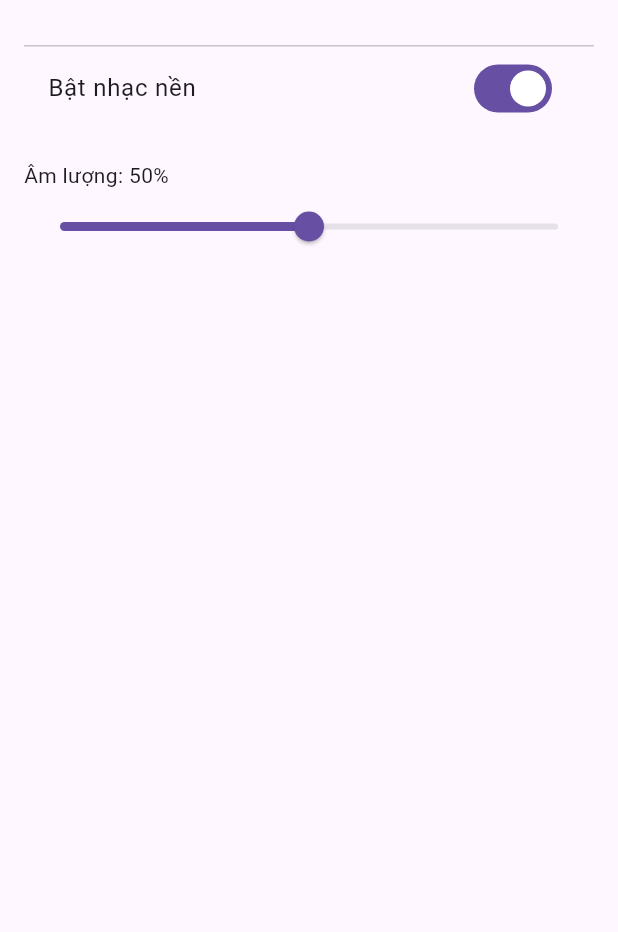
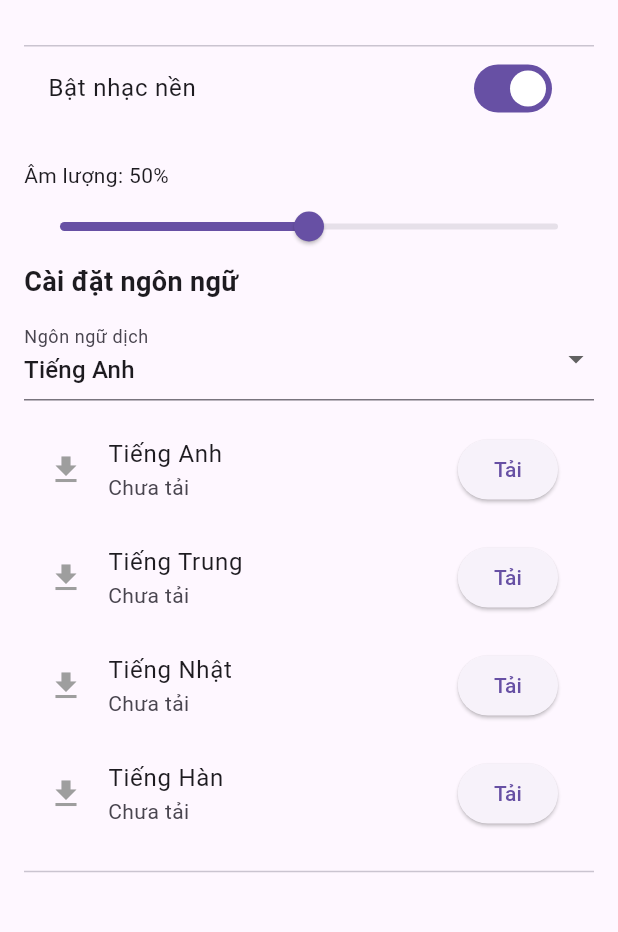
Before and after one commit to LeTienIT/app_learn_english, a Flutter app: the SettingsScreen screen opened by its route, on a phone screen of 412 x 824 dp, the part 63-995 px from its top. Run offline on Flutter 3.47's test engine with Material 3 defaults, Android fonts, the phone set to English and light mode, and no system bars; our stand-ins replace audioplayers, camera, flutter_bloc, flutter_tts, get_it, hive and 6 more; missing offline and left inert: google_mlkit_language_id, google_mlkit_object_detection, google_mlkit_text_recognition, google_mlkit_translation; accounts and stored records are empty.

Commit message:
Thêm tải mô hình ngôn ngữ (dùng để dịch tiếng), thêm chon ngôn ngữ (dùng để phát hiện ra ngôn ngữ trong ảnh) - lưu strong

```diff
--- a/lib/core/constants.dart
+++ b/lib/core/constants.dart
@@ -2,3 +2,10 @@ const int requiredWord = 2;
 const musicKey = "musicEnabled";
 const volumeKey = "volume";
 const darkModeKey = "darkMode";
+const languageCode = "languageCode";
+const listLanguage = [
+  {"code": "en", "label": "Tiếng Anh"},
+  {"code": "zh", "label": "Tiếng Trung"},
+  {"code": "ja", "label": "Tiếng Nhật"},
+  {"code": "ko", "label": "Tiếng Hàn"},
+];
--- a/lib/features/setting/presentation/bloc/setting_event.dart
+++ b/lib/features/setting/presentation/bloc/setting_event.dart
@@ -16,3 +16,13 @@ class UpdateDarkMode extends SettingsEvent {
   final bool enabled;
   UpdateDarkMode(this.enabled);
 }
+
+class UpdateLanguage extends SettingsEvent{
+  String languageCode;
+  UpdateLanguage(this.languageCode);
+}
+
+class DownloadModel extends SettingsEvent {
+  final String languageCode;
+  DownloadModel(this.languageCode);
+}
--- a/lib/features/setting/presentation/bloc/setting_state.dart
+++ b/lib/features/setting/presentation/bloc/setting_state.dart
@@ -1,31 +1,66 @@
 class SettingsState {
+  final String languageCode;
   final bool musicEnabled;
   final double volume;
   final bool darkMode;
+  final List<LanguageModel> models;
 
   const SettingsState({
+    this.languageCode = 'en',
     required this.musicEnabled,
     required this.volume,
     required this.darkMode,
+    this.models = const [],
   });
 
   SettingsState copyWith({
+    String? languageCode,
     bool? musicEnabled,
     double? volume,
     bool? darkMode,
+    List<LanguageModel>? models,
   }) {
     return SettingsState(
+      languageCode: languageCode ?? this.languageCode,
       musicEnabled: musicEnabled ?? this.musicEnabled,
       volume: volume ?? this.volume,
       darkMode: darkMode ?? this.darkMode,
+      models: models ?? this.models,
     );
   }
 
   factory SettingsState.initial() {
     return const SettingsState(
+      languageCode : 'en',
       musicEnabled: true,
       volume: 0.5,
       darkMode: false,
+      models : [],
     );
   }
 }
+enum ModelStatus { notDownloaded, downloading, downloaded }
+
+class LanguageModel {
+  final String id;
+  final String name;
+  final ModelStatus status;
+
+  const LanguageModel({
+    required this.id,
+    required this.name,
+    required this.status,
+  });
+
+  LanguageModel copyWith({
+    String? id,
+    String? name,
+    ModelStatus? status,
+  }) {
+    return LanguageModel(
+      id: id ?? this.id,
+      name: name ?? this.name,
+      status: status ?? this.status,
+    );
+  }
+}
--- a/lib/features/setting/presentation/screen/setting_screen.dart
+++ b/lib/features/setting/presentation/screen/setting_screen.dart
@@ -2,6 +2,7 @@ import 'package:flutter/material.dart';
 import 'package:flutter_bloc/flutter_bloc.dart';
 import 'package:learn_english/features/shared/widget/menu.dart';
 
+import '../../../../core/constants.dart';
 import '../bloc/setting_bloc.dart';
 import '../bloc/setting_event.dart';
 import '../bloc/setting_state.dart';
@@ -31,9 +32,7 @@ class SettingsScreen extends StatelessWidget {
                   context.read<SettingsBloc>().add(UpdateMusicEnabled(!value));
                 },
               ),
-
               const SizedBox(height: 20),
-
               // chỉnh âm lượng
               Text("Âm lượng: ${(state.volume * 100).round()}%"),
               Slider(
@@ -44,6 +43,69 @@ class SettingsScreen extends StatelessWidget {
                 min: 0,
                 max: 1,
               ),
+              const Text(
+                "Cài đặt ngôn ngữ",
+                style: TextStyle(fontSize: 18, fontWeight: FontWeight.bold),
+              ),
+              const SizedBox(height: 10),
+              DropdownButtonFormField<String>(
+                value: state.languageCode,
+                decoration: const InputDecoration(labelText: "Ngôn ngữ dịch"),
+                items: const [
+                  DropdownMenuItem(value: "en", child: Text("Tiếng Anh")),
+                  DropdownMenuItem(value: "zh", child: Text("Tiếng Trung")),
+                  DropdownMenuItem(value: "ja", child: Text("Tiếng Nhật")),
+                  DropdownMenuItem(value: "vi", child: Text("Tiếng Việt")),
+                  DropdownMenuItem(value: "ko", child: Text("Tiếng Hàn")),
+                ],
+                onChanged: (value) {
+                  if(value!=null){
+                    context.read<SettingsBloc>().add(UpdateLanguage(value));
+                  }
+                },
+              ),
+              const SizedBox(height: 10),
+              ...listLanguage.map((lang) {
+                final model = state.models.firstWhere((m) => m.id == lang["code"]);
+                return ListTile(
+                  leading: Icon(
+                    model.status == ModelStatus.downloaded
+                        ? Icons.check_circle
+                        : model.status == ModelStatus.downloading
+                        ? Icons.downloading
+                        : Icons.download,
+                    color: model.status == ModelStatus.downloaded
+                        ? Colors.green
+                        : model.status == ModelStatus.downloading
+                        ? Colors.blue
+                        : Colors.grey,
+                  ),
+                  title: Text(model.name),
+                  subtitle: Text(
+                    model.status == ModelStatus.downloaded
+                        ? "Đã tải"
+                        : model.status == ModelStatus.downloading
+                        ? "Đang tải..."
+                        : "Chưa tải",
+                  ),
+                  trailing: switch (model.status) {
+                    ModelStatus.downloaded => const SizedBox.shrink(),
+                    ModelStatus.downloading => const SizedBox(
+                      width: 24,
+                      height: 24,
+                      child: CircularProgressIndicator(strokeWidth: 2),
+                    ),
+                    ModelStatus.notDownloaded => ElevatedButton(
+                      onPressed: () {
+                        context.read<SettingsBloc>().add(DownloadModel(model.id));
+                      },
+                      child: const Text("Tải"),
+                    ),
+                  },
+                );
+              }),
+
+              const Divider(height: 32),
             ],
           );
         },
--- a/lib/services/speech_to_text/SpeechService.dart
+++ b/lib/services/speech_to_text/SpeechService.dart
@@ -13,7 +13,7 @@ class SpeechToTextService {
     try {
       _available = await _speechToText.initialize(
         onStatus: (status) {
-          debugPrint("Speech status: $status");
+          // debugPrint("Speech status: $status");
           if (status == "done" || status == "notListening") {
             isMicActive.value = false;
             _speechToText.cancel();
--- a/lib/services/translation_text/LanguageTranslationService.dart
+++ b/lib/services/translation_text/LanguageTranslationService.dart
@@ -21,34 +21,28 @@ class LanguageTranslationService {
     }
 
     try {
-      // Bước 1: Nhận diện ngôn ngữ
       final String sourceLanguage = await _languageIdentifier.identifyLanguage(text);
 
       if (sourceLanguage.isEmpty) {
         return text;
       }
 
-      // Kiểm tra ngôn ngữ nguồn có hỗ trợ không
       final TranslateLanguage? sourceLang = _getTranslateLanguage(sourceLanguage);
       if (sourceLang == null) {
         return text;
       }
 
-      // Bước 2: Tải model nếu cần
       if (!await _modelManager.isModelDownloaded(sourceLang.bcpCode)) {
         return text;
       }
 
-      // Bước 3: Tạo translator
       final OnDeviceTranslator translator = OnDeviceTranslator(
         sourceLanguage: sourceLang,
         targetLanguage: TranslateLanguage.vietnamese,
       );
 
-      // Bước 4: Dịch văn bản
       final String translatedText = await translator.translateText(text);
 
-      // Giải phóng translator
       translator.close();
 
       return translatedText;
```
Also changed, not shown: lib/features/object_detection/data/data_source/image_text_datasource_impl.dart (+16 -10 lines), lib/features/setting/presentation/bloc/setting_bloc.dart (+55 -1 lines), lib/features/shared/widget/menu.dart (+8 -8 lines), 33 other files.
